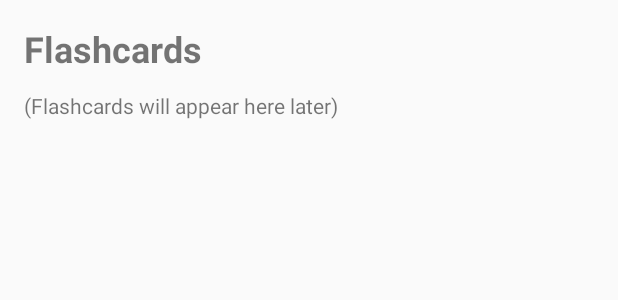
After one commit to zhan6256/SmartCards, an Android app: the layout activity_flashcards.xml on its own in the app's theme, with its tools: preview values and no code run, on a phone screen of 412 x 824 dp. The commit adds this screen. Shown: the top 300 px of the screen. Run offline under Robolectric (Android 15) with nearby library versions, the phone set to English and light mode, and no system bars.

```diff
--- a/app/src/main/AndroidManifest.xml
+++ b/app/src/main/AndroidManifest.xml
@@ -15,6 +15,9 @@
             android:name=".DashboardActivity"
             android:exported="false" />
         <activity
+            android:name=".FlashcardsActivity"
+            android:exported="false" />
+        <activity
             android:name=".LoginActivity"
             android:exported="false" />
         <activity
--- /dev/null
+++ b/app/src/main/res/layout/activity_flashcards.xml
@@ -0,0 +1,21 @@
+<?xml version="1.0" encoding="utf-8"?>
+<LinearLayout xmlns:android="http://schemas.android.com/apk/res/android"
+    android:layout_width="match_parent"
+    android:layout_height="match_parent"
+    android:orientation="vertical"
+    android:padding="16dp">
+
+    <TextView
+        android:id="@+id/flashcardsTitleTextView"
+        android:layout_width="match_parent"
+        android:layout_height="wrap_content"
+        android:text="Flashcards"
+        android:textSize="24sp"
+        android:textStyle="bold" />
+
+    <TextView
+        android:layout_width="match_parent"
+        android:layout_height="wrap_content"
+        android:text="(Flashcards will appear here later)"
+        android:paddingTop="12dp" />
+</LinearLayout>
```
Also changed, not shown: app/src/main/java/com/daclink/mydemoapplication/DashboardActivity.java (+17 -10 lines), app/src/main/java/com/daclink/mydemoapplication/FlashcardsActivity.java (added, +31 -0 lines).
